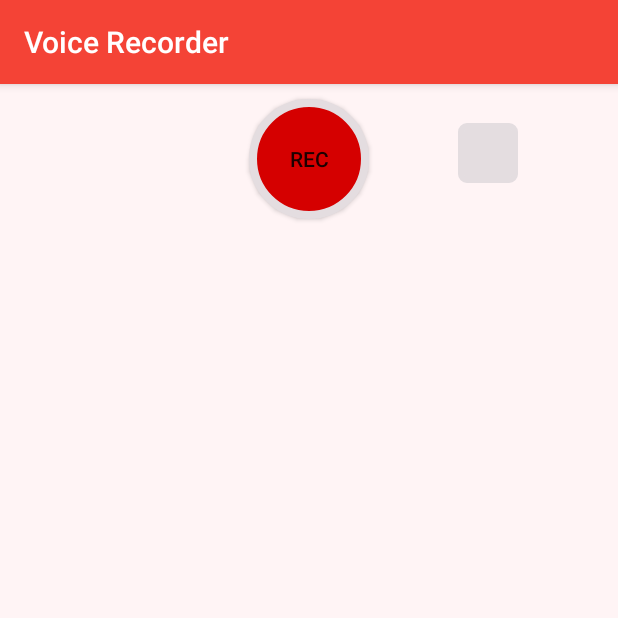
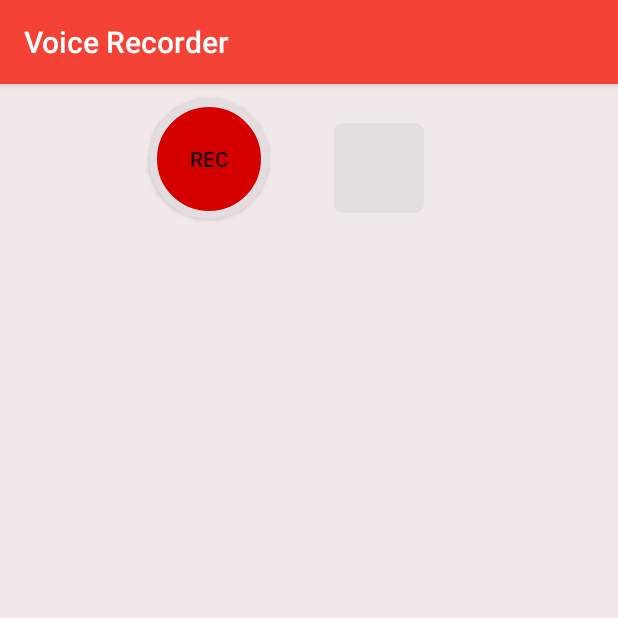
Before and after one commit to naaderi/Voice_Recorder, an Android app: the screen it shows after launch (MainActivity), on a phone screen of 412 x 824 dp, the top half of it. Run offline under Robolectric (Android 15) with nearby library versions, the phone set to English and light mode, and no system bars.

Commit message:
change theme color

```diff
--- a/app/src/main/res/layout/activity_main.xml
+++ b/app/src/main/res/layout/activity_main.xml
@@ -18,8 +18,11 @@
                 android:id="@+id/record_button"
                 android:layout_width="@dimen/record_button_size"
                 android:layout_height="@dimen/record_button_size"
-                android:layout_centerHorizontal="true"
+                android:layout_alignParentLeft="true"
+                android:layout_alignParentStart="true"
                 android:layout_centerVertical="true"
+                android:layout_marginLeft="99dp"
+                android:layout_marginStart="99dp"
                 android:background="@drawable/record_button_status"
                 android:text="@string/record_button" />
 
@@ -29,8 +32,8 @@
                 android:layout_height="@dimen/pause_button_width_height"
                 android:layout_alignBaseline="@+id/record_button"
                 android:layout_alignBottom="@+id/record_button"
-                android:layout_marginLeft="59dp"
-                android:layout_marginStart="59dp"
+                android:layout_marginLeft="43dp"
+                android:layout_marginStart="43dp"
                 android:layout_toEndOf="@+id/record_button"
                 android:layout_toRightOf="@+id/record_button"
                 android:background="@drawable/stop_record_statuse" />
@@ -38,7 +41,7 @@
 
         <RelativeLayout
             android:layout_width="match_parent"
-            android:layout_height="wrap_content">
+            android:layout_height="match_parent">
 
             <android.support.v7.widget.RecyclerView
                 android:id="@+id/voiceList_recyclerview"
--- a/app/src/main/res/values/colors.xml
+++ b/app/src/main/res/values/colors.xml
@@ -12,8 +12,9 @@
     <color name="gray_pause_button">#4e4b4c</color>
     <color name="purple">#AD1457</color>
     <color name="light_gray">#e4dde0</color>
-    <color name="light_background">#fff4f5</color>
-    <color name="list_background">#f2e9e9</color>
+    <color name="light_background">#f1e9ea</color>
+    <color name="list_background">#f5e6e6</color>
+    <color name="text_color">#B71C1C</color>
 
 
 </resources>
--- a/app/src/main/res/values/dimens.xml
+++ b/app/src/main/res/values/dimens.xml
@@ -3,6 +3,6 @@
     <dimen name="activity_vertical_margin">16dp</dimen>
     <dimen name="activity_horizontal_margin">8dp</dimen>
     <dimen name="record_button_size">80dp</dimen>
-    <dimen name="pause_button_width_height">40dp</dimen>
-    <dimen name="play_relativelayout_height">40dp</dimen>
+    <dimen name="pause_button_width_height">60dp</dimen>
+    <dimen name="play_relativelayout_height">60dp</dimen>
 </resources>
```
Also changed, not shown: app/src/main/res/layout/voice_list_item.xml (+4 -8 lines).
